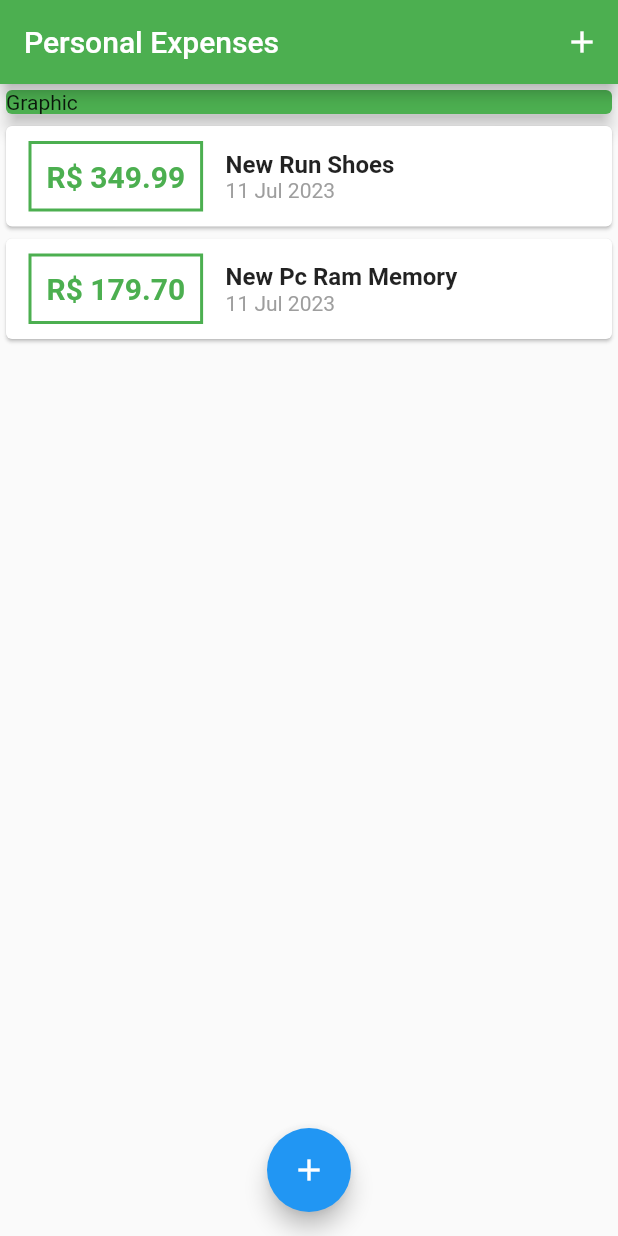
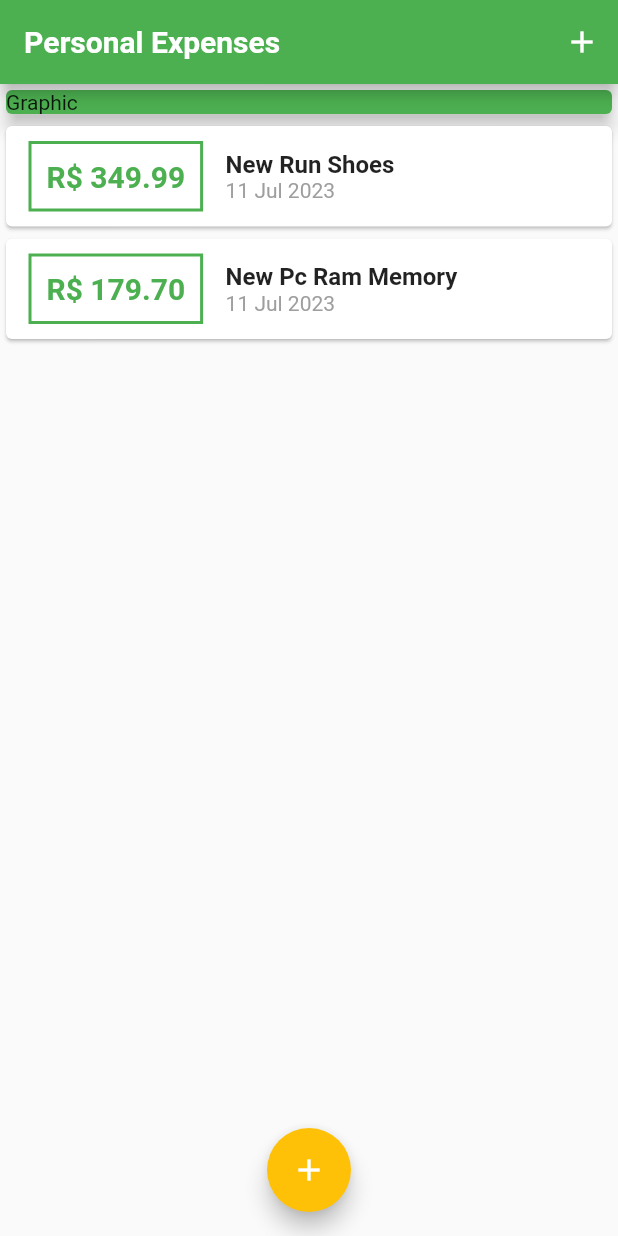
Before and after one commit to jternesconte/Expenses-App, a Flutter app: the screen it shows after launch, on a phone screen of 412 x 824 dp. Run offline on Flutter 3.47's test engine with Material 2 defaults, Android fonts, the phone set to English and light mode, and no system bars; Roboto replaces fonts that are missing (OpenSans).

Commit message:
style: created styles presets

```diff
--- a/lib/main.dart
+++ b/lib/main.dart
@@ -1,18 +1,41 @@
-import 'package:expenses/components/transaction_form.dart';
 import 'package:flutter/material.dart';
 import 'dart:math';
 import 'components/transaction_form.dart';
 import 'components/transaction_list.dart';
 import 'models/transaction.dart';
 
-main() => runApp(const ExpensesApp());
+main() => runApp(ExpensesApp());
 
 class ExpensesApp extends StatelessWidget {
-  const ExpensesApp({super.key});
+  ExpensesApp({super.key});
+  final ThemeData theme = ThemeData();
 
   @override
   Widget build(BuildContext context) {
-    return const MaterialApp(home: MyHomePage());
+    return MaterialApp(
+      home: const MyHomePage(),
+      theme: theme.copyWith(
+        colorScheme: theme.colorScheme.copyWith(
+          primary: Colors.green,
+          secondary: Colors.amber,
+        ),
+        textTheme: theme.textTheme.copyWith(
+          titleLarge: const TextStyle(
+            fontFamily: "OpenSans",
+            fontSize: 18,
+            fontWeight: FontWeight.bold,
+            color: Colors.black,
+          ),
+        ),
+        appBarTheme: const AppBarTheme(
+          titleTextStyle: TextStyle(
+            fontFamily: "OpenSans",
+            fontSize: 20,
+            fontWeight: FontWeight.bold,
+          ),
+        ),
+      ),
+    );
   }
 }
 
@@ -51,6 +74,8 @@ class _MyHomePageState extends State<MyHomePage> {
     setState(() {
       _transactions.add(newTransaction);
     });
+
+    Navigator.of(context).pop();
   }
 
   _openTransactionFormModal(BuildContext context) {
@@ -73,7 +98,7 @@ class _MyHomePageState extends State<MyHomePage> {
             onPressed: () => _openTransactionFormModal(context),
           ),
         ],
-        backgroundColor: Colors.green,
+        backgroundColor: Theme.of(context).colorScheme.primary,
       ),
       body: SingleChildScrollView(
         child: Column(
```
